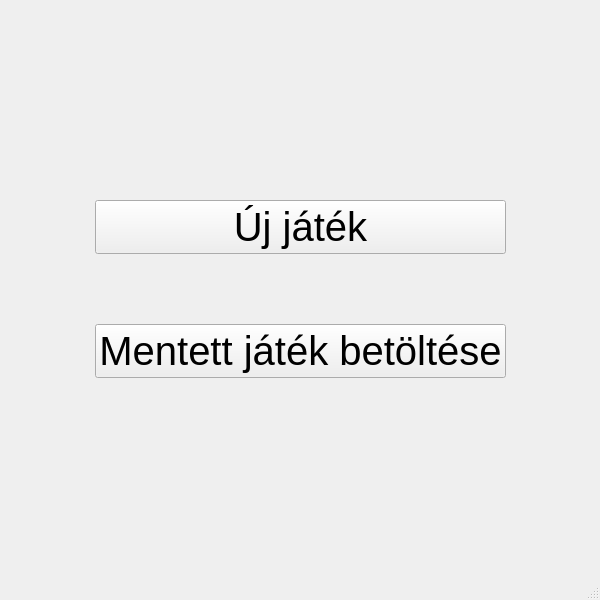
Qt form mainwindow.ui (kevinbencs/Sudoku) before a commit.
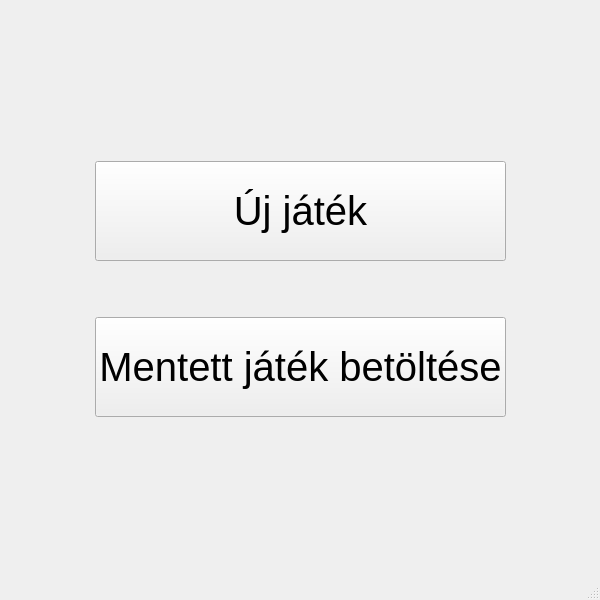
The same form after that commit.

Patch:
```diff
--- a/mainwindow.ui
+++ b/mainwindow.ui
@@ -73,6 +73,18 @@
         </item>
         <item>
          <widget class="QPushButton" name="pushButton">
+          <property name="sizePolicy">
+           <sizepolicy hsizetype="Minimum" vsizetype="Minimum">
+            <horstretch>0</horstretch>
+            <verstretch>0</verstretch>
+           </sizepolicy>
+          </property>
+          <property name="minimumSize">
+           <size>
+            <width>0</width>
+            <height>100</height>
+           </size>
+          </property>
           <property name="font">
            <font>
             <pointsize>30</pointsize>
@@ -98,6 +110,12 @@
         </item>
         <item>
          <widget class="QPushButton" name="pushButton_2">
+          <property name="minimumSize">
+           <size>
+            <width>0</width>
+            <height>100</height>
+           </size>
+          </property>
           <property name="font">
            <font>
             <pointsize>30</pointsize>
```
